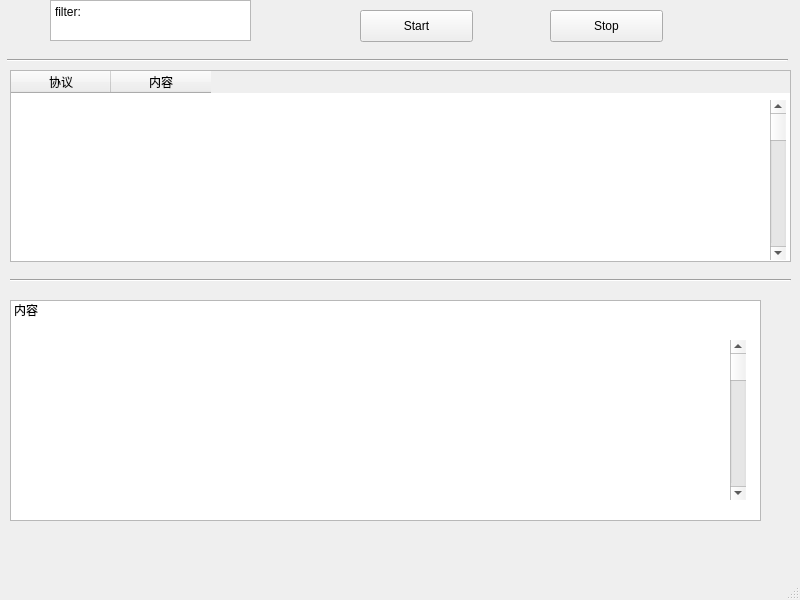
Before: the Qt Designer form pages/mainpage.ui in XinyiYuan/EasySniffer, drawn with Qt 5.
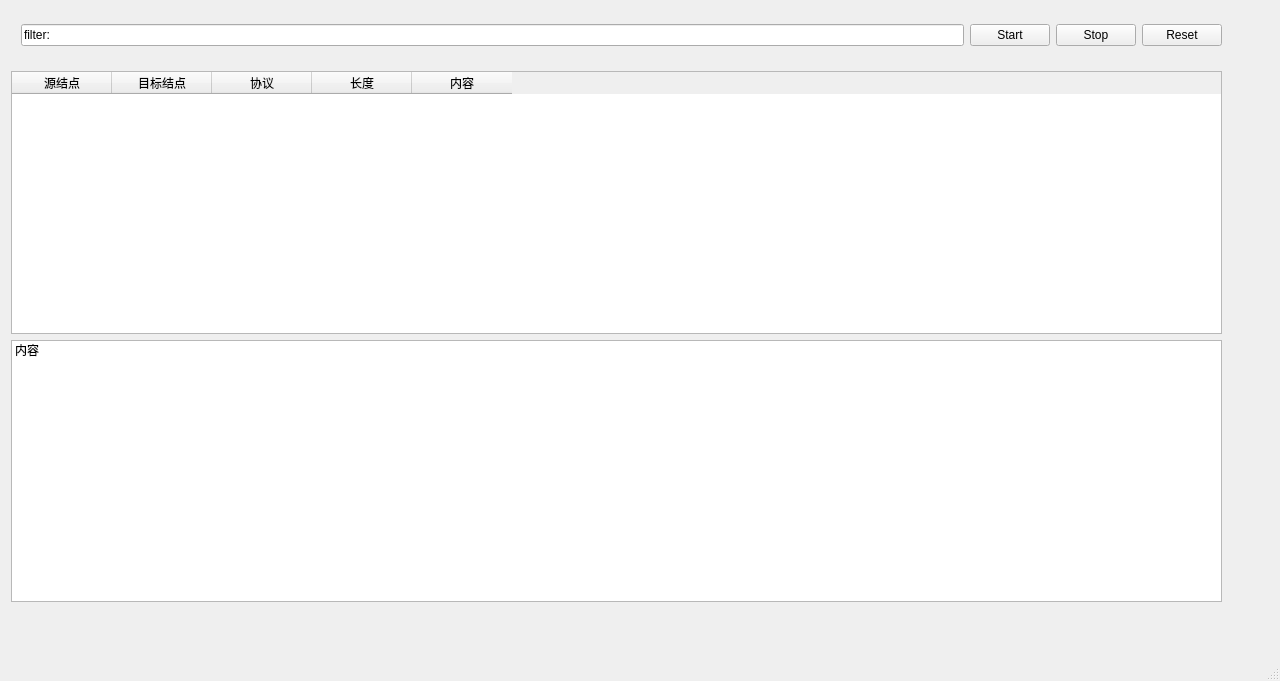
After: the same form once the commit is applied.

The edit to the form file:
```diff
--- a/pages/mainpage.ui
+++ b/pages/mainpage.ui
@@ -6,139 +6,103 @@
    <rect>
     <x>0</x>
     <y>0</y>
-    <width>800</width>
-    <height>600</height>
+    <width>1280</width>
+    <height>681</height>
    </rect>
   </property>
   <property name="windowTitle">
    <string>MainWindow</string>
   </property>
   <widget class="QWidget" name="centralwidget">
-   <widget class="Line" name="line">
+   <widget class="QWidget" name="">
     <property name="geometry">
      <rect>
-      <x>7</x>
-      <y>50</y>
-      <width>781</width>
-      <height>20</height>
-     </rect>
-    </property>
-    <property name="orientation">
-     <enum>Qt::Horizontal</enum>
-    </property>
-   </widget>
-   <widget class="QTableWidget" name="tableWidget">
-    <property name="geometry">
-     <rect>
-      <x>10</x>
-      <y>70</y>
-      <width>781</width>
-      <height>192</height>
-     </rect>
-    </property>
-    <column>
-     <property name="text">
-      <string>协议</string>
-     </property>
-    </column>
-    <column>
-     <property name="text">
-      <string>内容</string>
-     </property>
-    </column>
-   </widget>
-   <widget class="QPushButton" name="pushButton">
-    <property name="geometry">
-     <rect>
-      <x>360</x>
+      <x>21</x>
       <y>10</y>
-      <width>113</width>
-      <height>32</height>
+      <width>1201</width>
+      <height>51</height>
      </rect>
     </property>
-    <property name="text">
-     <string>Start</string>
-    </property>
+    <layout class="QHBoxLayout" name="horizontalLayout">
+     <item>
+      <widget class="QLineEdit" name="filterText">
+       <property name="text">
+        <string>filter:</string>
+       </property>
+      </widget>
+     </item>
+     <item>
+      <widget class="QPushButton" name="startButton">
+       <property name="text">
+        <string>Start</string>
+       </property>
+      </widget>
+     </item>
+     <item>
+      <widget class="QPushButton" name="stopButton">
+       <property name="text">
+        <string>Stop</string>
+       </property>
+      </widget>
+     </item>
+     <item>
+      <widget class="QPushButton" name="resetButton">
+       <property name="text">
+        <string>Reset</string>
+       </property>
+      </widget>
+     </item>
+    </layout>
    </widget>
-   <widget class="QPushButton" name="pushButton_2">
+   <widget class="QWidget" name="">
     <property name="geometry">
      <rect>
-      <x>550</x>
-      <y>10</y>
-      <width>113</width>
-      <height>32</height>
+      <x>11</x>
+      <y>71</y>
+      <width>1211</width>
+      <height>531</height>
      </rect>
     </property>
-    <property name="text">
-     <string>Stop</string>
-    </property>
-   </widget>
-   <widget class="Line" name="line_2">
-    <property name="geometry">
-     <rect>
-      <x>10</x>
-      <y>270</y>
-      <width>781</width>
-      <height>20</height>
-     </rect>
-    </property>
-    <property name="orientation">
-     <enum>Qt::Horizontal</enum>
-    </property>
-   </widget>
-   <widget class="QScrollBar" name="verticalScrollBar">
-    <property name="geometry">
-     <rect>
-      <x>770</x>
-      <y>100</y>
-      <width>16</width>
-      <height>160</height>
-     </rect>
-    </property>
-    <property name="orientation">
-     <enum>Qt::Vertical</enum>
-    </property>
-   </widget>
-   <widget class="QPlainTextEdit" name="plainTextEdit">
-    <property name="geometry">
-     <rect>
-      <x>50</x>
-      <y>0</y>
-      <width>201</width>
-      <height>41</height>
-     </rect>
-    </property>
-    <property name="plainText">
-     <string>filter:</string>
-    </property>
-   </widget>
-   <widget class="QListWidget" name="listWidget">
-    <property name="geometry">
-     <rect>
-      <x>10</x>
-      <y>300</y>
-      <width>751</width>
-      <height>221</height>
-     </rect>
-    </property>
-    <item>
-     <property name="text">
-      <string>内容</string>
-     </property>
-    </item>
-   </widget>
-   <widget class="QScrollBar" name="verticalScrollBar_2">
-    <property name="geometry">
-     <rect>
-      <x>730</x>
-      <y>340</y>
-      <width>16</width>
-      <height>160</height>
-     </rect>
-    </property>
-    <property name="orientation">
-     <enum>Qt::Vertical</enum>
-    </property>
+    <layout class="QVBoxLayout" name="verticalLayout">
+     <item>
+      <widget class="QTableWidget" name="packetList">
+       <column>
+        <property name="text">
+         <string>源结点</string>
+        </property>
+       </column>
+       <column>
+        <property name="text">
+         <string>目标结点</string>
+        </property>
+       </column>
+       <column>
+        <property name="text">
+         <string>协议</string>
+        </property>
+       </column>
+       <column>
+        <property name="text">
+         <string>长度</string>
+        </property>
+       </column>
+       <column>
+        <property name="text">
+         <string>内容</string>
+        </property>
+       </column>
+      </widget>
+     </item>
+     <item>
+      <widget class="QListWidget" name="packetInfo">
+       <item>
+        <property name="text">
+         <string>内容</string>
+        </property>
+       </item>
+      </widget>
+     </item>
+    </layout>
    </widget>
   </widget>
   <widget class="QMenuBar" name="menubar">
```
Left out of the diff: 37 changed lines with no effect on the pictures.
